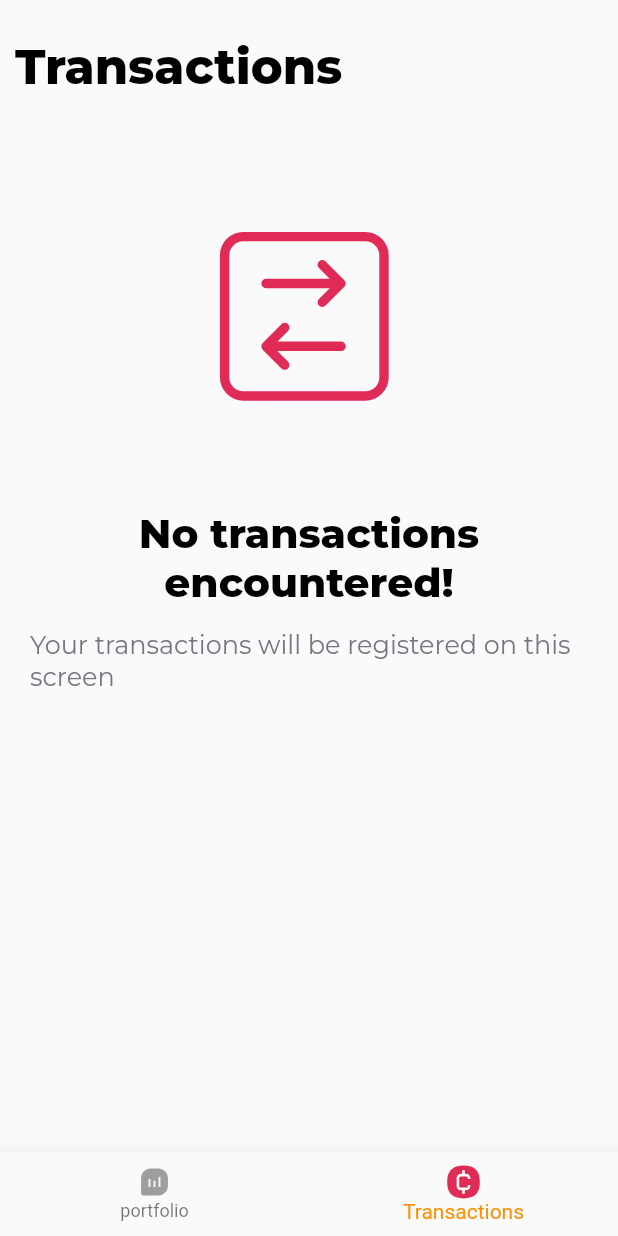
After one commit to And-Martins/acelerate-everest-crypto-listing-challenge, a Flutter app: the TransactionsScreen screen opened by its route, on a phone screen of 412 x 824 dp. The commit adds this screen. Run offline on Flutter 3.47's test engine with Material 2 defaults, Android fonts, the phone set to English and light mode, and no system bars; our stand-ins replace decimal, dio, fl_chart, flutter_svg, google_fonts, hooks_riverpod and 1 more; network calls fail.

```diff
--- a/lib/convert/view/convert_screen.dart
+++ b/lib/convert/view/convert_screen.dart
@@ -22,7 +22,10 @@ class ConvertScreen extends HookConsumerWidget {
         titleSize: 23,
       ),
       body: const ConvertBody(),
-      floatingActionButton: ConfirmButton(zeroAlert: zeroAlert),
+      floatingActionButton: ConfirmButton(
+        zeroAlert: zeroAlert,
+        key: const Key('confirmButtonConvertScreen'),
+      ),
     );
   }
 }
--- a/lib/convert/widgets/convert_body.dart
+++ b/lib/convert/widgets/convert_body.dart
@@ -48,6 +48,7 @@ class _ConvertBodyState extends ConsumerState<ConvertBody> {
                 children: [
                   DefaultSubtitle(TranslationFile.of(context)!.convertBalance),
                   DefaultSubtitle(
+                    key: const Key('quantityConvertBodyScreen'),
                     "${formatCriptoCompleto.format(DecimalIntl(Decimal.parse(ref.watch(cryptoQtdWalletCriptoProvider).toString())))} ${ref.watch(fromCryptoConvertAbrev).toUpperCase()}",
                     strong: 600,
                   ),
@@ -58,6 +59,7 @@ class _ConvertBodyState extends ConsumerState<ConvertBody> {
           Padding(
             padding: const EdgeInsets.all(20.0),
             child: DefaultTitle(
+              key: const Key('defaultTitleConvertBodyScreen'),
               title: TranslationFile.of(context)!.convertText,
               strong: 700,
               titleSize: 28,
--- a/lib/convert/widgets/dropdown_crypto.dart
+++ b/lib/convert/widgets/dropdown_crypto.dart
@@ -35,7 +35,7 @@ class _DropdownCryptoState extends ConsumerState<DropdownCrypto> {
       }
 
       if (widget.type == "from") {
-        for (int index = 0; index <= listCrypto.length; index++) {
+        for (int index = 0; index < listCrypto.length; index++) {
           if (listCrypto[index].symbol == widget.fromCrypto) {
             dropdownValue = listCrypto[index];
             ref.watch(fromCryptoConvertAbrev.state).state =
@@ -46,7 +46,7 @@ class _DropdownCryptoState extends ConsumerState<DropdownCrypto> {
           }
         }
       } else if (widget.type == "to") {
-        for (int index = 0; index <= listCrypto.length; index++) {
+        for (int index = 0; index < listCrypto.length; index++) {
           if (listCrypto[index].symbol == widget.fromCrypto) {
             if (index < listCrypto.length - 1) {
               dropdownValue = listCrypto[index + 1];
--- a/lib/core/routes.dart
+++ b/lib/core/routes.dart
@@ -1,5 +1,5 @@
 import '../review/view/review_page.dart';
-import '../confirmation/view/complete_confirmation.dart';
+import '../confirmation/view/confirm_screen.dart';
 
 import '../convert/view/convert_screen.dart';
 import '../wallet/view/wallet_screen.dart';
@@ -11,6 +11,6 @@ var routesNavigation = {
   '/criptoMoviments': (context) => const TransactionsScreen(),
   '/criptoDetails': (context) => const DetailScreen(),
   '/convert': (context) => const ConvertScreen(),
-  '/confirm-conversion': (context) => const ReviewPage(),
-  '/complete-conversion': (context) => const CompleteConfirmation()
+  '/confirmConversion': (context) => const ReviewPage(),
+  '/completeConversion': (context) => const ConfirmScreen()
 };
--- a/lib/cripto_details/widgets/button_day.dart
+++ b/lib/cripto_details/widgets/button_day.dart
@@ -36,7 +36,6 @@ class _ButtonDayState extends ConsumerState<ButtonDay> {
         ),
         onPressed: () {
           ref.watch(cryptoDaysProvider.state).state = widget.days;
-
           setState(() {});
         },
         child: Text(
--- a/lib/cripto_details/widgets/detail_body.dart
+++ b/lib/cripto_details/widgets/detail_body.dart
@@ -119,6 +119,7 @@ class _WalletBodyState extends ConsumerState<DetailBody> {
                     padding: const EdgeInsets.symmetric(
                         horizontal: 8.0, vertical: 15.0),
                     child: DefaultBigButton(
+                      key: const Key('convertButtonDetailScreen'),
                       title: TranslationFile.of(context)!.convertButtonTitle,
                       route: "/convert",
                       cryptoQtdWallet: widget.cryptoQtdWallet,
--- a/lib/review/widgets/confirm_review_button.dart
+++ b/lib/review/widgets/confirm_review_button.dart
@@ -40,7 +40,7 @@ class ConfirmReviewButton extends HookConsumerWidget {
 
             Navigator.pushNamed(
               context,
-              '/complete-conversion',
+              '/completeConversion',
             );
           },
           child: Text(
--- a/lib/review/widgets/review_body.dart
+++ b/lib/review/widgets/review_body.dart
@@ -24,6 +24,7 @@ class ReviewBody extends HookConsumerWidget {
             Padding(
               padding: const EdgeInsets.all(10),
               child: DefaultTitle(
+                key: const Key('defaultTitleReviewScreen'),
                 title: TranslationFile.of(context)!.reviewText,
                 strong: 700,
               ),
@@ -54,7 +55,9 @@ class ReviewBody extends HookConsumerWidget {
               criptoQtdWallet: ref.watch(toCryptoCotacaoProvider.state).state,
               text: TranslationFile.of(context)!.item3TitleReview,
             ),
-            const ConfirmReviewButton()
+            const ConfirmReviewButton(
+              key: Key('confirmButtonReviewScreen'),
+            )
           ],
         ),
       ),
--- /dev/null
+++ b/lib/transactions/widgets/transaction_body.dart
@@ -0,0 +1,126 @@
+import 'package:flutter/material.dart';
+import 'package:hooks_riverpod/hooks_riverpod.dart';
+import 'package:lottie/lottie.dart';
+
+import '../../core/asset.dart';
+import '../../l10n/translation_file.dart';
+import '../../shared/widgets/default_subtitle.dart';
+import '../../shared/widgets/default_title.dart';
+import '../../shared/widgets/number_formatter.dart';
+import '../model/transaction_model.dart';
+import '../providers/transaction_providers.dart';
+
+class TransactionBody extends HookConsumerWidget {
+  const TransactionBody({Key? key}) : super(key: key);
+
+  @override
+  Widget build(BuildContext context, WidgetRef ref) {
+    List<TransactionModel> transaction = [];
+    return SafeArea(
+      child: Column(
+        crossAxisAlignment: CrossAxisAlignment.start,
+        children: [
+          Padding(
+            padding: const EdgeInsets.symmetric(vertical: 25, horizontal: 10),
+            child: DefaultTitle(title: TranslationFile.of(context)!.movTitle),
+          ),
+          Visibility(
+            visible: ref.watch(transactionsProvider).isNotEmpty,
+            replacement: Column(
+              mainAxisAlignment: MainAxisAlignment.center,
+              crossAxisAlignment: CrossAxisAlignment.center,
+              children: [
+                Lottie.asset(
+                  transactionAnimation,
+                  repeat: false,
+                  height: 250,
+                ),
+                Padding(
+                  padding: const EdgeInsets.symmetric(horizontal: 10),
+                  child: DefaultTitle(
+                    title:
+                        TranslationFile.of(context)!.transactionNotFoundTitle,
+                    titleSize: 27,
+                    center: true,
+                  ),
+                ),
+                Padding(
+                  padding:
+                      const EdgeInsets.symmetric(vertical: 15, horizontal: 20),
+                  child: DefaultSubtitle(
+                    TranslationFile.of(context)!.transactionNotFoundSubtitle,
+                  ),
+                ),
+              ],
+            ),
+            child: Expanded(
+              child: ListView.builder(
+                physics: const BouncingScrollPhysics(),
+                itemCount: ref.watch(transactionsProvider).length,
+                itemBuilder: (BuildContext context, int index) {
+                  transaction
+                      .add(ref.watch(transactionsProvider.state).state[index]);
+                  return Padding(
+                    padding:
+                        const EdgeInsets.symmetric(horizontal: 10, vertical: 5),
+                    child: Column(
+                      children: [
+                        const Divider(
+                          thickness: 2,
+                        ),
+                        Padding(
+                          padding: const EdgeInsets.only(top: 8.0),
+                          child: Row(
+                            mainAxisAlignment: MainAxisAlignment.spaceBetween,
+                            children: [
+                              Column(
+                                crossAxisAlignment: CrossAxisAlignment.start,
+                                children: [
+                                  DefaultSubtitle(
+                                    "${formatCriptoCompleto.format(transaction[index].fromCryptoQtd)} ${transaction[index].fromCryptoAbrev.toUpperCase()}",
+                                    strong: 600,
+                                    size: 20,
+                                    color: Colors.grey.shade500,
+                                  ),
+                                  DefaultSubtitle(
+                                    formatDate
+                                        .format(transaction[index].date)
+                                        .toString(),
+                                    strong: 600,
+                                    size: 20,
+                                    color: Colors.grey.shade500,
+                                  ),
+                                ],
+                              ),
+                              Column(
+                                crossAxisAlignment: CrossAxisAlignment.start,
+                                children: [
+                                  DefaultSubtitle(
+                                    "${formatCriptoCompleto.format(transaction[index].toCryptoQtd)} ${transaction[index].toCryptoAbrev.toUpperCase()}",
+                                    strong: 600,
+                                    size: 20,
+                                    color: Colors.black87,
+                                  ),
+                                  DefaultSubtitle(
+                                    "R\$ ${formatReais.format(transaction[index].valueReais)}",
+                                    strong: 600,
+                                    size: 20,
+                                    color: Colors.grey.shade500,
+                                  ),
+                                ],
+                              ),
+                            ],
+                          ),
+                        ),
+                      ],
+                    ),
+                  );
+                },
+              ),
+            ),
+          ),
+        ],
+      ),
+    );
+  }
+}
```
Also changed, not shown: lib/confirmation/view/complete_confirmation.dart (deleted, +0 -27 lines), lib/confirmation/view/confirm_screen.dart (added, +31 -0 lines), lib/confirmation/widgets/confirm_body.dart (+8 -6 lines), lib/convert/widgets/confirm_button.dart (+7 -4 lines), lib/convert/widgets/crypto_dropdown_button.dart (deleted, +0 -48 lines), lib/transactions/view/transactions_screen.dart (+4 -118 lines), 1 other file.
